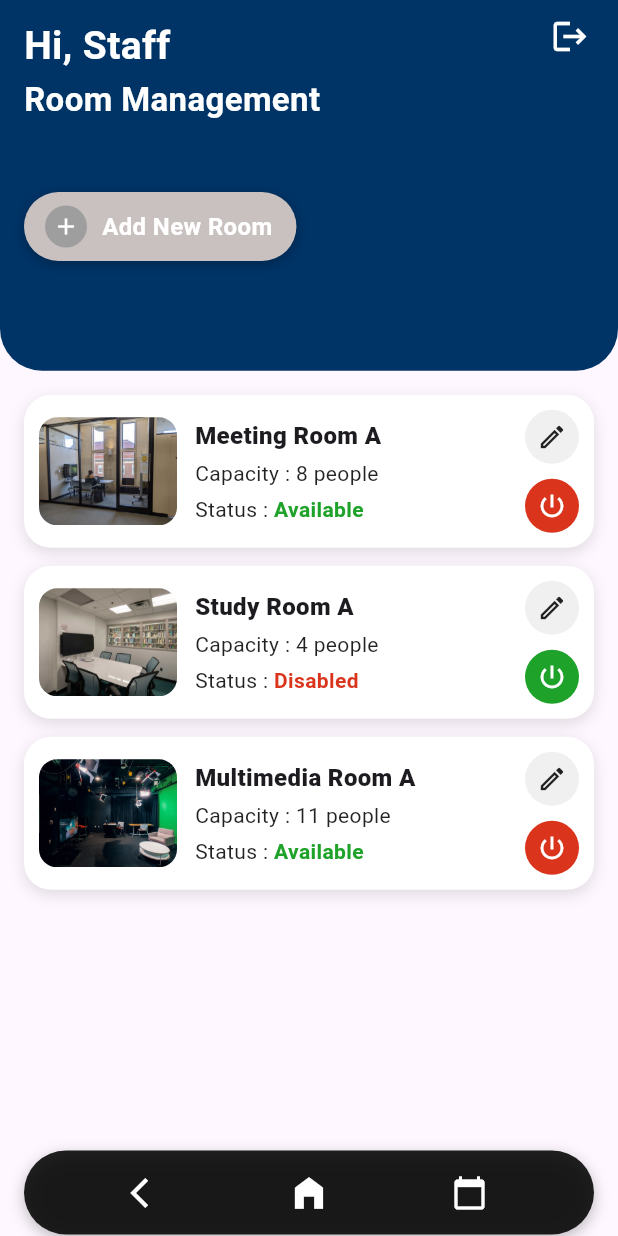
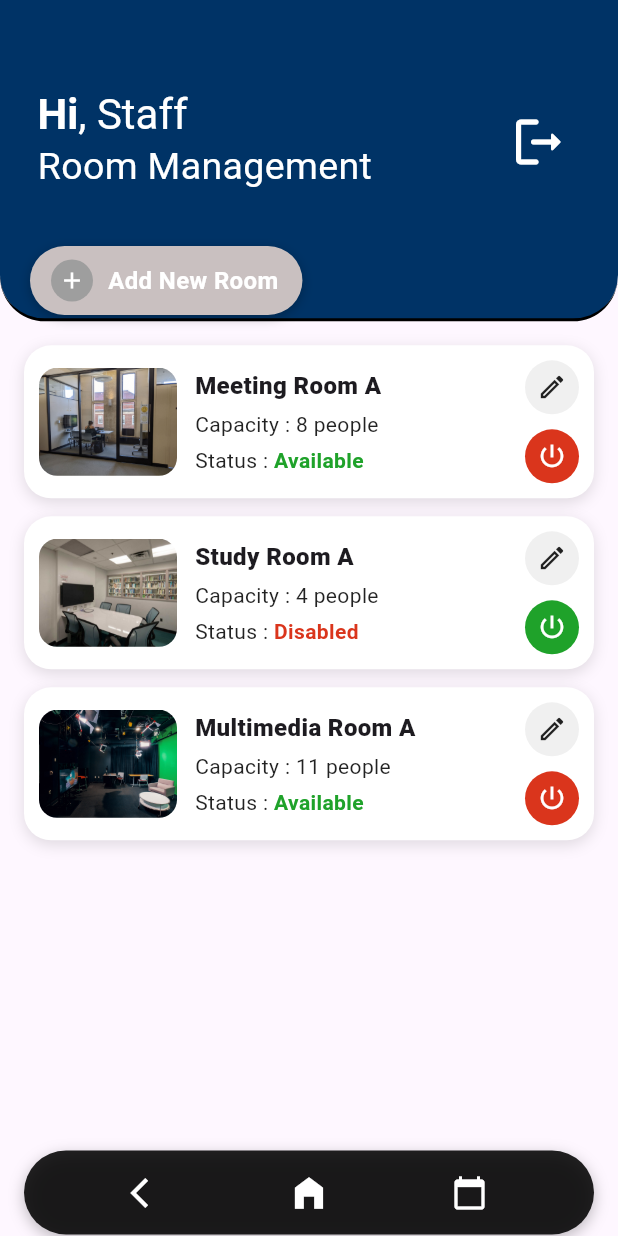
Before and after one commit to minthwaykhant711/room-project-repo, a Flutter app: the StaffRoomManagementPage screen opened directly, on a phone screen of 412 x 824 dp. Run offline on Flutter 3.47's test engine with Material 3 defaults, Android fonts, the phone set to English and light mode, and no system bars.

Commit message:
staff_room_management working all buttons except hsitory

```diff
--- a/lib/staff_room_management.dart
+++ b/lib/staff_room_management.dart
@@ -1,11 +1,15 @@
 import 'package:flutter/material.dart';
+import 'package:flutter_application_1/logout_function.dart';
 import 'staff_add_room.dart';
 import 'staff_edit_room.dart';
+import 'staff_dashboard.dart'; // class: StaffDashboard
+import 'staff_history.dart'; // class: StaffHistory
 
 class StaffRoomManagementPage extends StatefulWidget {
   const StaffRoomManagementPage({super.key});
   @override
-  State<StaffRoomManagementPage> createState() => _StaffRoomManagementPageState();
+  State<StaffRoomManagementPage> createState() =>
+      _StaffRoomManagementPageState();
 }
 
 class _StaffRoomManagementPageState extends State<StaffRoomManagementPage> {
@@ -18,15 +22,29 @@ class _StaffRoomManagementPageState extends State<StaffRoomManagementPage> {
     } else if (name.toLowerCase().startsWith('multimedia room a')) {
       return 'assets/images/multi room A.jpg';
     } else {
-      // Meeting Room A (fallback)
       return 'assets/images/study room B.jpg';
     }
   }
 
   final List<_RoomData> rooms = [
-    _RoomData(name: 'Meeting Room A',    capacity: 8,  status: RoomStatus.available,  imagePath: 'assets/images/study room B.jpg'),
-    _RoomData(name: 'Study Room A',      capacity: 4,  status: RoomStatus.disabled,   imagePath: 'assets/images/study room A.jpg'),
-    _RoomData(name: 'Multimedia Room A', capacity: 11, status: RoomStatus.available,  imagePath: 'assets/images/multi room A.jpg'),
+    _RoomData(
+      name: 'Meeting Room A',
+      capacity: 8,
+      status: RoomStatus.available,
+      imagePath: 'assets/images/study room B.jpg',
+    ),
+    _RoomData(
+      name: 'Study Room A',
+      capacity: 4,
+      status: RoomStatus.disabled,
+      imagePath: 'assets/images/study room A.jpg',
+    ),
+    _RoomData(
+      name: 'Multimedia Room A',
+      capacity: 11,
+      status: RoomStatus.available,
+      imagePath: 'assets/images/multi room A.jpg',
+    ),
   ];
 
   void toggleStatus(int i) {
@@ -41,9 +59,10 @@ class _StaffRoomManagementPageState extends State<StaffRoomManagementPage> {
 
   @override
   Widget build(BuildContext context) {
-    final headerHeight = MediaQuery.of(context).size.height * 0.30;
+    final headerHeight = MediaQuery.of(context).size.height * 0.26;
 
     return Scaffold(
+      // ===== BOTTOM NAV BAR =====
       bottomNavigationBar: SafeArea(
         top: false,
         child: Container(
@@ -52,84 +71,177 @@ class _StaffRoomManagementPageState extends State<StaffRoomManagementPage> {
           decoration: BoxDecoration(
             color: Colors.black87,
             borderRadius: BorderRadius.circular(28),
-            boxShadow: const [BoxShadow(color: Colors.black26, blurRadius: 8, offset: Offset(0, 3))],
+            boxShadow: const [
+              BoxShadow(
+                color: Colors.black26,
+                blurRadius: 8,
+                offset: Offset(0, 3),
+              ),
+            ],
           ),
           child: Row(
             mainAxisAlignment: MainAxisAlignment.spaceEvenly,
             children: [
-              IconButton(icon: const Icon(Icons.arrow_back_ios, color: Colors.white), onPressed: () => Navigator.maybePop(context)),
-              IconButton(icon: const Icon(Icons.home_filled, color: Colors.white, size: 28), onPressed: () {}),
-              IconButton(icon: const Icon(Icons.calendar_today, color: Colors.white), onPressed: () {}),
+              IconButton(
+                icon: const Icon(Icons.arrow_back_ios, color: Colors.white),
+                onPressed: () => Navigator.maybePop(context),
+              ),
+              IconButton(
+                icon: const Icon(
+                  Icons.home_filled,
+                  color: Colors.white,
+                  size: 28,
+                ),
+                onPressed: () {
+                  // Go to StaffDashboard
+                  Navigator.pushReplacement(
+                    context,
+                    MaterialPageRoute(builder: (_) => const StaffDashboard()),
+                  );
+                },
+              ),
+              IconButton(
+                icon: const Icon(Icons.calendar_today, color: Colors.white),
+                onPressed: () {
+                  // Go to StaffHistory
+                  Navigator.pushReplacement(
+                    context,
+                    MaterialPageRoute(builder: (_) => const StaffHistory()),
+                  );
+                },
+              ),
             ],
           ),
         ),
       ),
 
+      // ===== PAGE BODY =====
       body: Column(
         crossAxisAlignment: CrossAxisAlignment.start,
         children: [
-          // Header + Add New Room
-          SizedBox(
-            height: headerHeight,
-            width: double.infinity,
-            child: Stack(
-              children: [
+          // ===== HEADER (modified like LecturerHistory) =====
           Container(
             decoration: const BoxDecoration(
               color: kNavy,
-                    borderRadius: BorderRadius.vertical(bottom: Radius.circular(28)),
+              borderRadius: BorderRadius.only(
+                bottomLeft: Radius.circular(30),
+                bottomRight: Radius.circular(30),
               ),
+              border: Border(bottom: BorderSide(color: Colors.black, width: 2)),
             ),
-                Positioned.fill(
-                  child: SafeArea(
-                    bottom: false,
-                    child: Padding(
-                      padding: const EdgeInsets.fromLTRB(16, 12, 16, 0),
+            width: double.infinity,
+            height: headerHeight,
             child: Column(
               crossAxisAlignment: CrossAxisAlignment.start,
               children: [
-                          const Text('Hi, Staff', style: TextStyle(color: Colors.white, fontSize: 26, fontWeight: FontWeight.bold)),
-                          const SizedBox(height: 2),
-                          const Text('Room Management', style: TextStyle(color: Colors.white, fontSize: 22, fontWeight: FontWeight.bold)),
-                          const SizedBox(height: 46),
-                          GestureDetector(
-                            onTap: () => Navigator.push(context, MaterialPageRoute(builder: (_) => const StaffAddRoomPage())),
+                const SizedBox(height: 60),
+                Padding(
+                  padding: const EdgeInsets.symmetric(horizontal: 25),
+                  child: Row(
+                    mainAxisAlignment: MainAxisAlignment.spaceBetween,
+                    children: [
+                      // Hi, Staff / Room Management
+                      Column(
+                        crossAxisAlignment: CrossAxisAlignment.start,
+                        children: [
+                          RichText(
+                            text: const TextSpan(
+                              children: [
+                                TextSpan(
+                                  text: 'Hi',
+                                  style: TextStyle(
+                                    fontSize: 28,
+                                    color: Colors.white,
+                                    fontWeight: FontWeight.bold,
+                                  ),
+                                ),
+                                TextSpan(
+                                  text: ', Staff',
+                                  style: TextStyle(
+                                    fontSize: 28,
+                                    color: Colors.white,
+                                  ),
+                                ),
+                              ],
+                            ),
+                          ),
+                          const Text(
+                            'Room Management',
+                            style: TextStyle(fontSize: 25, color: Colors.white),
+                          ),
+                        ],
+                      ),
+
+                      // Logout button
+                      IconButton(
+                        onPressed: () => showLogoutDialog(context),
+                        icon: const Icon(
+                          Icons.logout_rounded,
+                          color: Colors.white,
+                          size: 40,
+                        ),
+                      ),
+                    ],
+                  ),
+                ),
+
+                // Add New Room button
+                const SizedBox(height: 35),
+                Padding(
+                  padding: const EdgeInsets.symmetric(horizontal: 20),
+                  child: GestureDetector(
+                    onTap: () => Navigator.push(
+                      context,
+                      MaterialPageRoute(
+                        builder: (_) => const StaffAddRoomPage(),
+                      ),
+                    ),
                     child: Container(
                       height: 46,
                       decoration: BoxDecoration(
                         color: const Color(0xFFC9C0C0),
                         borderRadius: BorderRadius.circular(28),
-                                boxShadow: const [BoxShadow(color: Colors.black26, blurRadius: 6, offset: Offset(0, 2))],
+                        boxShadow: const [
+                          BoxShadow(
+                            color: Colors.black26,
+                            blurRadius: 6,
+                            offset: Offset(0, 2),
+                          ),
+                        ],
                       ),
                       child: Row(
                         mainAxisSize: MainAxisSize.min,
                         children: const [
                           SizedBox(width: 14),
-                                  CircleAvatar(radius: 14, backgroundColor: Colors.grey, child: Icon(Icons.add, color: Colors.white, size: 18)),
+                          CircleAvatar(
+                            radius: 14,
+                            backgroundColor: Colors.grey,
+                            child: Icon(
+                              Icons.add,
+                              color: Colors.white,
+                              size: 18,
+                            ),
+                          ),
                           SizedBox(width: 10),
-                                  Text('Add New Room', style: TextStyle(color: Colors.white, fontWeight: FontWeight.w700, fontSize: 16)),
+                          Text(
+                            'Add New Room',
+                            style: TextStyle(
+                              color: Colors.white,
+                              fontWeight: FontWeight.w700,
+                              fontSize: 16,
+                            ),
+                          ),
                           SizedBox(width: 16),
                         ],
+                      ),
                     ),
                   ),
                 ),
               ],
             ),
           ),
-                  ),
-                ),
-                Positioned(
-                  right: 8, top: 0,
-                  child: SafeArea(
-                    bottom: false,
-                    child: IconButton(icon: const Icon(Icons.logout, color: Colors.white, size: 26), onPressed: () {}),
-                  ),
-                ),
-              ],
-            ),
-          ),
 
-          // List
+          // ===== ROOM LIST =====
           Expanded(
             child: ListView.separated(
               padding: const EdgeInsets.fromLTRB(16, 16, 16, 16),
@@ -139,7 +251,6 @@ class _StaffRoomManagementPageState extends State<StaffRoomManagementPage> {
                 data: rooms[i],
                 onToggle: () => toggleStatus(i),
                 onEdit: () {
-                  // navigate to Edit page with the SAME details & image
                   Navigator.push(
                     context,
                     MaterialPageRoute(
@@ -147,7 +258,8 @@ class _StaffRoomManagementPageState extends State<StaffRoomManagementPage> {
                         initialName: rooms[i].name,
                         initialCapacity: '${rooms[i].capacity} People',
                         initialDescription: _descFor(rooms[i].name),
-                        imagePath: rooms[i].imagePath ?? _imageFor(rooms[i].name),
+                        imagePath:
+                            rooms[i].imagePath ?? _imageFor(rooms[i].name),
                       ),
                     ),
                   );
@@ -161,13 +273,15 @@ class _StaffRoomManagementPageState extends State<StaffRoomManagementPage> {
   }
 
   String _descFor(String name) {
-    if (name.toLowerCase().contains('study')) return 'Quiet Room, Aircon, Whiteboard';
-    if (name.toLowerCase().contains('multimedia')) return 'TV, Aircon, Projects available';
+    if (name.toLowerCase().contains('study'))
+      return 'Quiet Room, Aircon, Whiteboard';
+    if (name.toLowerCase().contains('multimedia'))
+      return 'TV, Aircon, Projects available';
     return 'Quiet Room, Aircon, Projector';
   }
 }
 
-/* ===== models/ui ===== */
+/* ===== MODELS / ROOM CARD ===== */
 
 enum RoomStatus { available, disabled }
 
@@ -184,7 +298,12 @@ class _RoomData {
     this.imagePath,
   });
 
-  _RoomData copyWith({String? name, int? capacity, RoomStatus? status, String? imagePath}) {
+  _RoomData copyWith({
+    String? name,
+    int? capacity,
+    RoomStatus? status,
+    String? imagePath,
+  }) {
     return _RoomData(
       name: name ?? this.name,
       capacity: capacity ?? this.capacity,
@@ -195,18 +314,23 @@ class _RoomData {
 }
 
 class _RoomCard extends StatelessWidget {
-  const _RoomCard({required this.data, required this.onToggle, required this.onEdit});
+  const _RoomCard({
+    required this.data,
+    required this.onToggle,
+    required this.onEdit,
+  });
   final _RoomData data;
   final VoidCallback onToggle;
   final VoidCallback onEdit;
 
   static const kGreen = Color(0xFF1FA22A);
-  static const kRed   = Color(0xFFDA351C);
+  static const kRed = Color(0xFFDA351C);
 
   @override
   Widget build(BuildContext context) {
     final isAvailable = data.status == RoomStatus.available;
-    final img = data.imagePath ??
+    final img =
+        data.imagePath ??
         (data.name.toLowerCase().contains('study a')
             ? 'assets/images/study room A.jpg'
             : data.name.toLowerCase().contains('multimedia')
@@ -217,7 +341,9 @@ class _RoomCard extends StatelessWidget {
       decoration: BoxDecoration(
         color: Colors.white,
         borderRadius: BorderRadius.circular(18),
-        boxShadow: const [BoxShadow(color: Colors.black12, blurRadius: 8, offset: Offset(0, 3))],
+        boxShadow: const [
+          BoxShadow(color: Colors.black12, blurRadius: 8, offset: Offset(0, 3)),
+        ],
       ),
       child: Padding(
         padding: const EdgeInsets.all(10),
@@ -233,15 +359,32 @@ class _RoomCard extends StatelessWidget {
               child: Column(
                 crossAxisAlignment: CrossAxisAlignment.start,
                 children: [
-                  Text(data.name, style: const TextStyle(fontSize: 16, fontWeight: FontWeight.w800)),
+                  Text(
+                    data.name,
+                    style: const TextStyle(
+                      fontSize: 16,
+                      fontWeight: FontWeight.w800,
+                    ),
+                  ),
                   const SizedBox(height: 4),
-                  Text('Capacity : ${data.capacity} people', style: const TextStyle(color: Colors.black87)),
+                  Text(
+                    'Capacity : ${data.capacity} people',
+                    style: const TextStyle(color: Colors.black87),
+                  ),
                   const SizedBox(height: 4),
                   Row(
                     children: [
-                      const Text('Status : ', style: TextStyle(color: Colors.black87)),
-                      Text(isAvailable ? 'Available' : 'Disabled',
-                          style: TextStyle(color: isAvailable ? kGreen : kRed, fontWeight: FontWeight.w700)),
+                      const Text(
+                        'Status : ',
+                        style: TextStyle(color: Colors.black87),
+                      ),
+                      Text(
+                        isAvailable ? 'Available' : 'Disabled',
+                        style: TextStyle(
+                          color: isAvailable ? kGreen : kRed,
+                          fontWeight: FontWeight.w700,
+                        ),
+                      ),
                     ],
                   ),
                 ],
@@ -251,11 +394,19 @@ class _RoomCard extends StatelessWidget {
             Column(
               mainAxisAlignment: MainAxisAlignment.spaceBetween,
               children: [
-                // EDIT (clickable)
-                _roundIcon(icon: Icons.edit_outlined, bg: const Color(0xFFF0F0F0), fg: Colors.black87, onTap: onEdit),
+                _roundIcon(
+                  icon: Icons.edit_outlined,
+                  bg: const Color(0xFFF0F0F0),
+                  fg: Colors.black87,
+                  onTap: onEdit,
+                ),
                 const SizedBox(height: 10),
-                // POWER (toggle)
-                _roundIcon(icon: Icons.power_settings_new, bg: isAvailable ? kRed : kGreen, fg: Colors.white, onTap: onToggle),
+                _roundIcon(
+                  icon: Icons.power_settings_new,
+                  bg: isAvailable ? kRed : kGreen,
+                  fg: Colors.white,
+                  onTap: onToggle,
+                ),
               ],
             ),
           ],
@@ -264,11 +415,21 @@ class _RoomCard extends StatelessWidget {
     );
   }
 
-  Widget _roundIcon({required IconData icon, required Color bg, required Color fg, required VoidCallback onTap}) {
+  Widget _roundIcon({
+    required IconData icon,
+    required Color bg,
+    required Color fg,
+    required VoidCallback onTap,
+  }) {
     return Container(
-      width: 36, height: 36,
+      width: 36,
+      height: 36,
       decoration: BoxDecoration(color: bg, shape: BoxShape.circle),
-      child: IconButton(padding: EdgeInsets.zero, icon: Icon(icon, color: fg, size: 20), onPressed: onTap),
+      child: IconButton(
+        padding: EdgeInsets.zero,
+        icon: Icon(icon, color: fg, size: 20),
+        onPressed: onTap,
+      ),
     );
   }
 }
```
Also changed, not shown: lib/staff_add_room.dart (+80 -106 lines), lib/staff_edit_room.dart (+96 -34 lines). Lines whose indentation alone changed are shown as unchanged.
